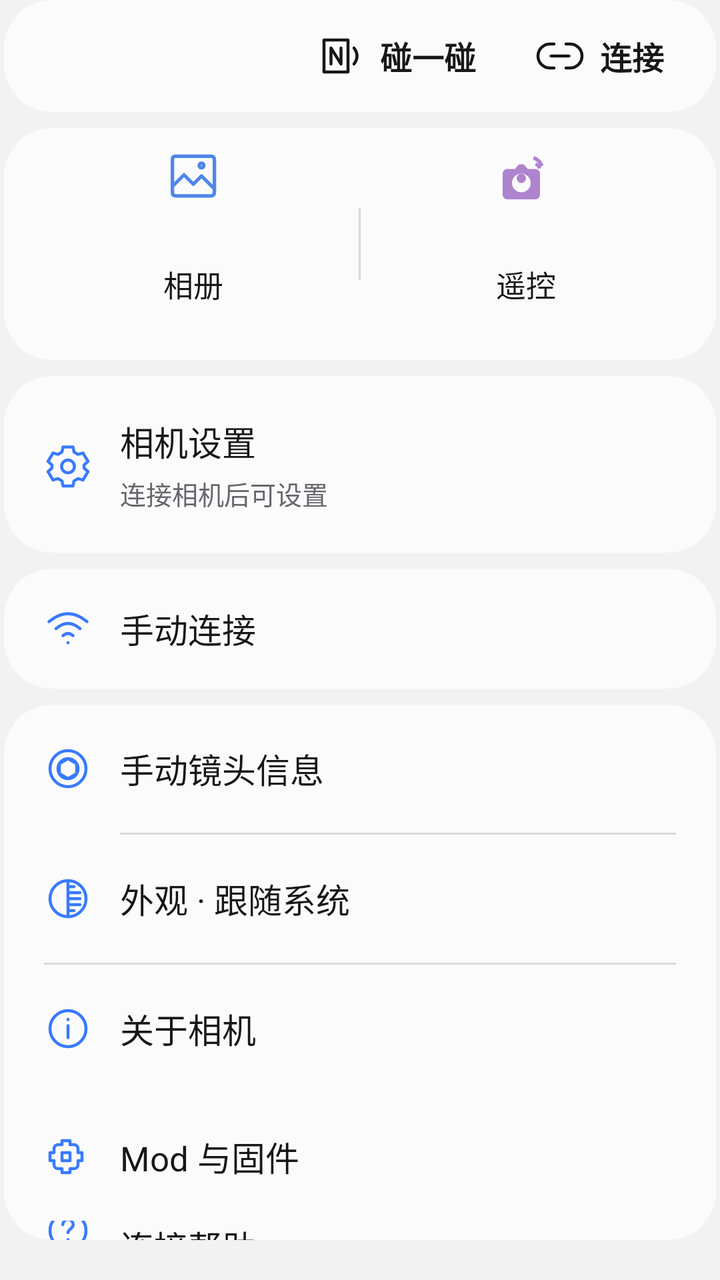
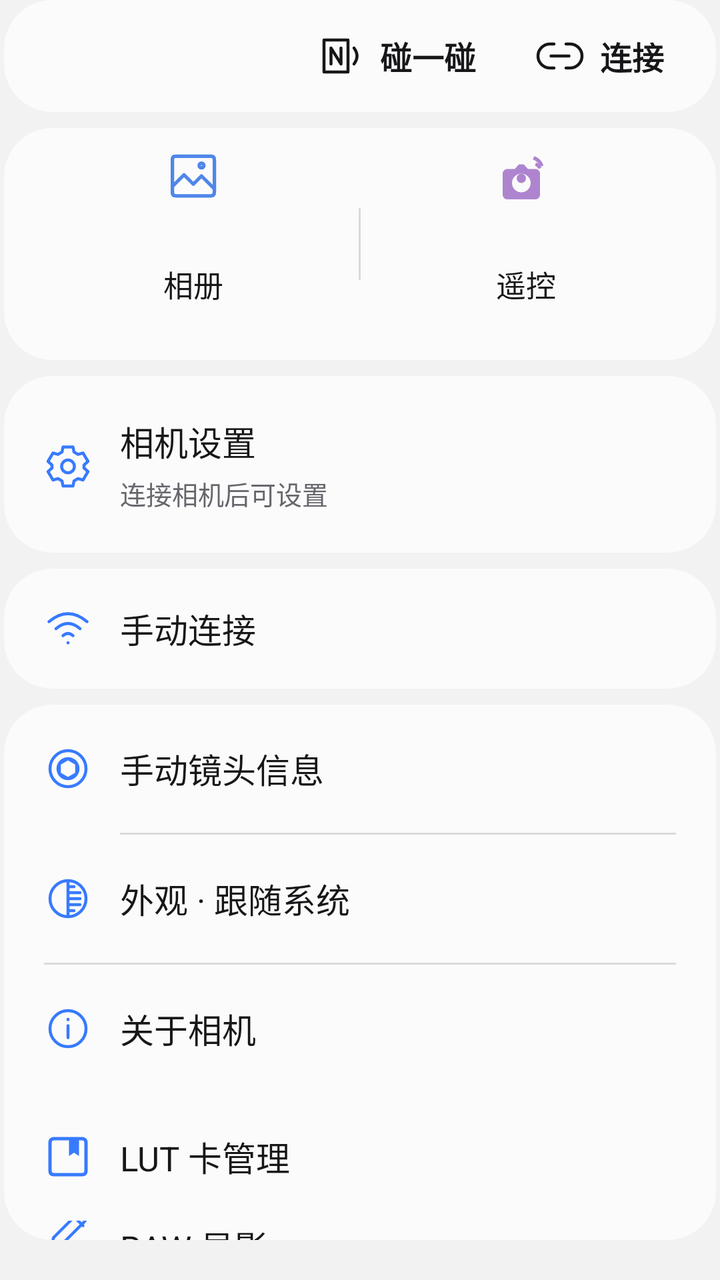

Screens rendered from an Android XML layout before and after an edit, with the pre-edit source and the edit as a unified diff.
<!-- AndroidManifest.xml: application theme Theme.NXConnect -->
<!-- res/layout/home_content.xml -->
<?xml version="1.0" encoding="utf-8"?>
<LinearLayout xmlns:android="http://schemas.android.com/apk/res/android"
    xmlns:app="http://schemas.android.com/apk/res-auto"
      android:layout_width="match_parent"
      android:layout_height="wrap_content"
      android:orientation="vertical"
      android:paddingStart="2dp"
      android:paddingEnd="2dp"
      android:paddingBottom="20dp">
      <com.google.android.material.card.MaterialCardView
        android:layout_width="match_parent"
        android:layout_height="wrap_content"
        android:layout_marginTop="0dp"
        app:cardBackgroundColor="@color/nx_surface_container"
        app:cardCornerRadius="@dimen/oneui_card_corner"
        app:cardElevation="0dp"
        app:strokeWidth="0dp"
        android:id="@+id/hubCard">
        <LinearLayout
          android:layout_width="match_parent"
          android:layout_height="wrap_content"
          android:orientation="vertical"
          android:paddingStart="20dp"
          android:paddingTop="4dp"
          android:paddingEnd="20dp"
          android:paddingBottom="4dp">
          <LinearLayout
            android:layout_width="match_parent"
            android:layout_height="wrap_content"
            android:orientation="horizontal"
            android:gravity="end">
            <com.google.android.material.button.MaterialButton
              android:id="@+id/btnNfc"
              style="@style/Widget.Material3.Button.TextButton"
              android:layout_width="wrap_content"
              android:layout_height="wrap_content"
              android:text="碰一碰"
              android:minHeight="48dp"
              android:insetTop="0dp"
              android:insetBottom="0dp"
              android:paddingStart="12dp"
              android:paddingEnd="12dp"
              android:textColor="@color/nx_on_surface"
              android:textSize="16sp"
              android:textStyle="bold"
              app:cornerRadius="20dp"
              app:icon="@drawable/ic_oneui_nfc"
              app:iconSize="24dp"
              app:iconPadding="8dp"
              app:iconTint="@color/nx_on_surface"
              app:iconGravity="textStart" />
            <com.google.android.material.button.MaterialButton
              android:layout_width="wrap_content"
              android:layout_height="wrap_content"
              android:id="@+id/btnPair"
              app:icon="@drawable/ic_oneui_connect"
              app:iconSize="24dp"
              app:iconPadding="8dp"
              app:iconTint="@color/nx_on_surface"
              app:iconGravity="textStart"
              style="@style/Widget.Material3.Button.TextButton"
              android:text="连接"
              android:minHeight="48dp"
              android:insetTop="0dp"
              android:insetBottom="0dp"
              android:paddingStart="12dp"
              android:paddingEnd="0dp"
              android:textColor="@color/nx_on_surface"
              android:textSize="16sp"
              android:gravity="center"
              app:cornerRadius="20dp"
              android:textStyle="bold" />
          </LinearLayout>
        </LinearLayout>
      </com.google.android.material.card.MaterialCardView>
      <com.google.android.material.card.MaterialCardView
        android:layout_width="match_parent"
        android:layout_height="wrap_content"
        android:layout_marginTop="8dp"
        app:cardBackgroundColor="@color/nx_surface_container"
        app:cardCornerRadius="@dimen/oneui_card_corner"
        app:cardElevation="0dp"
        app:strokeWidth="0dp"
        android:id="@+id/actionRow">
        <LinearLayout
          android:layout_width="match_parent"
          android:layout_height="wrap_content"
          android:orientation="horizontal"
          android:paddingStart="12dp"
          android:paddingEnd="12dp"
          android:paddingTop="4dp"
          android:paddingBottom="4dp">
          <com.google.android.material.button.MaterialButton
            android:layout_width="0dp"
            android:layout_height="108dp"
            android:id="@+id/btnGallery"
            style="@style/Widget.Material3.Button.TextButton"
            android:text="相册"
            android:minHeight="56dp"
            android:insetTop="0dp"
            android:insetBottom="0dp"
            android:paddingStart="20dp"
            android:paddingEnd="20dp"
            android:textColor="@color/nx_on_surface"
            android:textSize="15sp"
            android:gravity="center"
            app:cornerRadius="24dp"
            android:layout_weight="1"
            app:icon="@drawable/ic_photo_library"
            app:iconSize="28dp"
            app:iconTint="#4F86E9"
            app:iconPadding="12dp"
            app:iconGravity="top" />
          <View
            android:layout_width="1dp"
            android:layout_height="36dp"
            android:layout_gravity="center_vertical"
            android:background="@color/nx_outline_variant" />
          <com.google.android.material.button.MaterialButton
            android:layout_width="0dp"
            android:layout_height="108dp"
            android:id="@+id/btnRemote"
            style="@style/Widget.Material3.Button.TextButton"
            android:text="遥控"
            android:minHeight="56dp"
            android:insetTop="0dp"
            android:insetBottom="0dp"
            android:paddingStart="20dp"
            android:paddingEnd="20dp"
            android:textColor="@color/nx_on_surface"
            android:textSize="15sp"
            android:gravity="center"
            app:cornerRadius="24dp"
            android:layout_weight="1"
            app:icon="@drawable/ic_remote"
            app:iconSize="28dp"
            app:iconTint="#AE84CF"
            app:iconPadding="12dp"
            app:iconGravity="top" />
        </LinearLayout>
      </com.google.android.material.card.MaterialCardView>
      <com.google.android.material.card.MaterialCardView
        android:layout_width="match_parent"
        android:layout_height="wrap_content"
        android:layout_marginTop="8dp"
        app:cardBackgroundColor="@color/nx_surface_container"
        app:cardCornerRadius="@dimen/oneui_card_corner"
        app:cardElevation="0dp"
        app:strokeWidth="0dp"
        android:id="@+id/cameraSettingsGroup">
        <LinearLayout
          android:id="@+id/btnCameraSettings"
          android:layout_width="match_parent"
          android:layout_height="wrap_content"
          android:minHeight="80dp"
          android:orientation="horizontal"
          android:gravity="center_vertical"
          android:padding="20dp"
          android:clickable="true"
          android:focusable="true"
          android:foreground="?attr/selectableItemBackground">
          <ImageView
            android:layout_width="24dp"
            android:layout_height="24dp"
            android:src="@drawable/ic_oneui_settings"
            android:importantForAccessibility="no"
            app:tint="@color/nx_primary" />
          <LinearLayout
            android:layout_width="0dp"
            android:layout_height="wrap_content"
            android:layout_weight="1"
            android:layout_marginStart="14dp"
            android:orientation="vertical">
            <TextView
              android:layout_width="match_parent"
              android:layout_height="wrap_content"
              android:text="相机设置"
              android:textColor="@color/nx_on_surface"
              android:textSize="17sp" />
            <TextView
              android:id="@+id/cameraSettingsSummary"
              android:layout_width="match_parent"
              android:layout_height="wrap_content"
              android:layout_marginTop="4dp"
              android:text="连接相机后可设置"
              android:textColor="@color/nx_on_surface_variant"
              android:textSize="13sp" />
          </LinearLayout>
        </LinearLayout>
      </com.google.android.material.card.MaterialCardView>
      <com.google.android.material.card.MaterialCardView
        android:layout_width="match_parent"
        android:layout_height="wrap_content"
        android:layout_marginTop="8dp"
        app:cardBackgroundColor="@color/nx_surface_container"
        app:cardCornerRadius="@dimen/oneui_card_corner"
        app:cardElevation="0dp"
        app:strokeWidth="0dp"
        android:id="@+id/manualGroup">
        <LinearLayout
          android:layout_width="match_parent"
          android:layout_height="wrap_content"
          android:orientation="vertical">
          <com.google.android.material.button.MaterialButton
            android:layout_width="match_parent"
            android:layout_height="wrap_content"
            android:id="@+id/btnManual"
            style="@style/Widget.Material3.Button.TextButton"
            android:text="手动连接"
            android:minHeight="60dp"
            android:insetTop="0dp"
            android:insetBottom="0dp"
            android:paddingStart="20dp"
            android:paddingEnd="20dp"
            android:textColor="@color/nx_on_surface"
            android:textSize="17sp"
            android:gravity="start|center_vertical"
            app:cornerRadius="0dp"
            app:icon="@drawable/ic_wifi"
            app:iconSize="24dp"
            app:iconTint="@color/nx_primary"
            app:iconPadding="14dp"
            app:iconGravity="start" />
        </LinearLayout>
      </com.google.android.material.card.MaterialCardView>
      <com.google.android.material.card.MaterialCardView
        android:layout_width="match_parent"
        android:layout_height="wrap_content"
        android:layout_marginTop="8dp"
        app:cardBackgroundColor="@color/nx_surface_container"
        app:cardCornerRadius="@dimen/oneui_card_corner"
        app:cardElevation="0dp"
        app:strokeWidth="0dp">
        <LinearLayout
          android:layout_width="match_parent"
          android:layout_height="wrap_content"
          android:orientation="vertical">
          <com.google.android.material.button.MaterialButton
            android:layout_width="match_parent"
            android:layout_height="wrap_content"
            android:id="@+id/btnLensMetadata"
            style="@style/Widget.Material3.Button.TextButton"
            android:text="手动镜头信息"
            android:minHeight="64dp"
            android:insetTop="0dp"
            android:insetBottom="0dp"
            android:paddingStart="20dp"
            android:paddingEnd="20dp"
            android:textColor="@color/nx_on_surface"
            android:textSize="17sp"
            android:gravity="start|center_vertical"
            app:cornerRadius="0dp"
            app:icon="@drawable/ic_lens"
            app:iconSize="24dp"
            app:iconTint="@color/nx_primary"
            app:iconPadding="14dp"
            app:iconGravity="start" />
          <View
            android:layout_width="match_parent"
            android:layout_height="1dp"
            android:layout_marginStart="58dp"
            android:layout_marginEnd="20dp"
            android:background="@color/nx_outline_variant" />
          <com.google.android.material.button.MaterialButton
            android:layout_width="match_parent"
            android:layout_height="wrap_content"
            android:id="@+id/btnAppearance"
            app:icon="@drawable/ic_oneui_appearance"
            app:iconSize="24dp"
            app:iconPadding="14dp"
            app:iconTint="@color/nx_primary"
            app:iconGravity="start"
            style="@style/Widget.Material3.Button.TextButton"
            android:text="外观 · 跟随系统"
            android:minHeight="64dp"
            android:insetTop="0dp"
            android:insetBottom="0dp"
            android:paddingStart="20dp"
            android:paddingEnd="20dp"
            android:textColor="@color/nx_on_surface"
            android:textSize="17sp"
            android:gravity="start|center_vertical"
            app:cornerRadius="0dp" />
          <View
            android:layout_width="match_parent"
            android:layout_height="1dp"
            android:layout_marginStart="20dp"
            android:layout_marginEnd="20dp"
            android:background="@color/nx_outline_variant" />
          <TextView
            android:layout_width="match_parent"
            android:layout_height="wrap_content"
            android:text="关于相机"
            android:textColor="@color/nx_on_surface"
            android:textSize="17sp"
            android:fontFamily="sans-serif"
            android:id="@+id/btnAbout"
            app:drawableStartCompat="@drawable/ic_gallery_info"
            android:drawablePadding="14dp"
            app:drawableTint="@color/nx_primary"
            android:minHeight="64dp"
            android:gravity="center_vertical"
            android:background="?attr/selectableItemBackground"
            android:paddingStart="20dp"
            android:paddingEnd="20dp"
            android:focusable="true"
            android:clickable="true" />
          <TextView
            android:layout_width="match_parent"
            android:layout_height="wrap_content"
            android:text="Mod 与固件"
            android:textColor="@color/nx_on_surface"
            android:textSize="17sp"
            android:fontFamily="sans-serif"
            android:id="@+id/btnModManager"
            app:drawableStartCompat="@drawable/ic_oneui_mod"
            android:drawablePadding="14dp"
            app:drawableTint="@color/nx_primary"
            android:minHeight="64dp"
            android:gravity="center_vertical"
            android:background="?attr/selectableItemBackground"
            android:paddingStart="20dp"
            android:paddingEnd="20dp"
            android:focusable="true"
            android:clickable="true" />
          <TextView
            android:layout_width="match_parent"
            android:layout_height="wrap_content"
            android:text="连接帮助"
            android:textColor="@color/nx_on_surface"
            android:textSize="17sp"
            android:fontFamily="sans-serif"
            android:id="@+id/btnConnectionHelp"
            app:drawableStartCompat="@drawable/ic_oneui_help"
            android:drawablePadding="14dp"
            app:drawableTint="@color/nx_primary"
            android:minHeight="64dp"
            android:gravity="center_vertical"
            android:background="?attr/selectableItemBackground"
            android:paddingStart="20dp"
            android:paddingEnd="20dp"
            android:focusable="true"
            android:clickable="true" />
        </LinearLayout>
      </com.google.android.material.card.MaterialCardView>
    </LinearLayout>
<!-- resources referenced by this layout -->
<resources>
  <style name="Theme.NXConnect" parent="Theme.Material3.DayNight.NoActionBar">
          <item name="colorPrimary">@color/nx_primary</item>
          <item name="colorControlActivated">@color/nx_primary</item>
          <item name="android:colorControlActivated">@color/nx_primary</item>
          <item name="colorOnPrimary">@color/nx_on_primary</item>
          <item name="colorPrimaryContainer">@color/nx_primary_container</item>
          <item name="colorOnPrimaryContainer">@color/nx_on_primary_container</item>
          <item name="colorSecondary">@color/nx_secondary</item>
          <item name="colorOnSecondary">@color/nx_on_secondary</item>
          <item name="colorSecondaryContainer">@color/nx_secondary_container</item>
          <item name="colorOnSecondaryContainer">@color/nx_on_secondary_container</item>
          <item name="colorTertiary">@color/nx_tertiary</item>
          <item name="colorOnTertiary">@color/nx_on_tertiary</item>
          <item name="colorError">@color/nx_error</item>
          <item name="colorOnError">@color/nx_on_error</item>
          <item name="colorErrorContainer">@color/nx_error_container</item>
          <item name="colorOnErrorContainer">@color/nx_on_error_container</item>
  
          <item name="android:colorBackground">@color/nx_background</item>
          <item name="colorOnBackground">@color/nx_on_background</item>
          <item name="colorSurface">@color/nx_surface</item>
          <item name="colorOnSurface">@color/nx_on_surface</item>
          <item name="colorSurfaceVariant">@color/nx_surface_variant</item>
          <item name="colorOnSurfaceVariant">@color/nx_on_surface_variant</item>
          <item name="colorSurfaceContainer">@color/nx_surface_container</item>
          <item name="colorSurfaceContainerHigh">@color/nx_surface_container_high</item>
          <item name="colorSurfaceContainerHighest">@color/nx_surface_container_highest</item>
          <item name="colorOutline">@color/nx_outline</item>
          <item name="colorOutlineVariant">@color/nx_outline_variant</item>
  
          
          <item name="android:statusBarColor">@android:color/transparent</item>
          <item name="android:navigationBarColor">@android:color/transparent</item>
          <item name="android:windowLightStatusBar">false</item>
          <item name="android:windowLightNavigationBar">false</item>
          <item name="android:windowBackground">@color/nx_background</item>
          <item name="materialCardViewStyle">@style/NxCard</item>
          <item name="materialButtonStyle">@style/NxButton</item>
          <item name="toolbarStyle">@style/NxToolbar</item>
          <item name="materialAlertDialogTheme">@style/NxDialog</item>
          <item name="alertDialogTheme">@style/NxDialog</item>
          <item name="bottomSheetDialogTheme">@style/NxBottomSheetDialog</item>
          <item name="fontFamily">sans-serif</item>
      </style>
  <!-- unchanged entries left out for length: 52 -->
</resources>

<!-- the commit's change to res/layout/home_content.xml (unified diff, before → after) -->
@@ -308,6 +308,42 @@
           <TextView
             android:layout_width="match_parent"
             android:layout_height="wrap_content"
+            android:text="LUT 卡管理"
+            android:textColor="@color/nx_on_surface"
+            android:textSize="17sp"
+            android:fontFamily="sans-serif"
+            android:id="@+id/btnLutLibrary"
+            app:drawableStartCompat="@drawable/ic_oneui_gallery_tab_favorite"
+            android:drawablePadding="14dp"
+            app:drawableTint="@color/nx_primary"
+            android:minHeight="64dp"
+            android:gravity="center_vertical"
+            android:background="?attr/selectableItemBackground"
+            android:paddingStart="20dp"
+            android:paddingEnd="20dp"
+            android:focusable="true"
+            android:clickable="true" />
+          <TextView
+            android:layout_width="match_parent"
+            android:layout_height="wrap_content"
+            android:text="RAW 显影"
+            android:textColor="@color/nx_on_surface"
+            android:textSize="17sp"
+            android:fontFamily="sans-serif"
+            android:id="@+id/btnRawDevelop"
+            app:drawableStartCompat="@drawable/ic_gallery_edit"
+            android:drawablePadding="14dp"
+            app:drawableTint="@color/nx_primary"
+            android:minHeight="64dp"
+            android:gravity="center_vertical"
+            android:background="?attr/selectableItemBackground"
+            android:paddingStart="20dp"
+            android:paddingEnd="20dp"
+            android:focusable="true"
+            android:clickable="true" />
+          <TextView
+            android:layout_width="match_parent"
+            android:layout_height="wrap_content"
             android:text="Mod 与固件"
             android:textColor="@color/nx_on_surface"
             android:textSize="17sp"
<!-- resource entries referenced after the edit -->
@@ -1,5 +1,22 @@
 <!-- resources referenced by this layout -->
 <resources>
+  <!-- drawable ic_gallery_edit (drawable) -->
+  <vector xmlns:android="http://schemas.android.com/apk/res/android" android:width="24dp" android:height="24dp" android:viewportWidth="24" android:viewportHeight="24"><path android:pathData="M14.5,4.5 L19.5,9.5 M3.75,20.25 L8.5,19.25 L20,7.75 C21.2,6.55 21.2,5.35 20,4.15 L19.85,4 C18.65,2.8 17.45,2.8 16.25,4 L4.75,15.5 Z" android:strokeColor="@color/nx_on_surface" android:strokeWidth="1.5" android:strokeLineCap="round" android:strokeLineJoin="round" android:fillColor="@android:color/transparent"/></vector>
+  <!-- drawable ic_oneui_gallery_tab_favorite (drawable) -->
+  <?xml version="1.0" encoding="utf-8"?>
+  <selector xmlns:android="http://schemas.android.com/apk/res/android">
+      <item android:state_selected="true">
+          <vector android:width="24dp" android:height="24dp" android:viewportWidth="24" android:viewportHeight="24">
+              <path android:fillColor="@color/nx_on_surface" android:fillType="evenOdd" android:pathData="M5,3H19Q21,3 21,5V19Q21,21 19,21H5Q3,21 3,19V5Q3,3 5,3ZM12.5,4.5H17.5V12L15,10.2L12.5,12Z" />
+          </vector>
+      </item>
+      <item>
+          <vector android:width="24dp" android:height="24dp" android:viewportWidth="24" android:viewportHeight="24">
+              <path android:fillColor="@android:color/transparent" android:strokeColor="@color/nx_on_surface" android:strokeWidth="1.7" android:strokeLineJoin="round" android:pathData="M5,3H19Q21,3 21,5V19Q21,21 19,21H5Q3,21 3,19V5Q3,3 5,3Z" />
+              <path android:fillColor="@color/nx_on_surface" android:pathData="M12.5,3H17.5V11.7L15,10L12.5,11.7Z" />
+          </vector>
+      </item>
+  </selector>
   <style name="Theme.NXConnect" parent="Theme.Material3.DayNight.NoActionBar">
           <item name="colorPrimary">@color/nx_primary</item>
           <item name="colorControlActivated">@color/nx_primary</item>
@@ -34,7 +51,7 @@
           <item name="android:statusBarColor">@android:color/transparent</item>
           <item name="android:navigationBarColor">@android:color/transparent</item>
           <item name="android:windowLightStatusBar">false</item>
-          <item name="android:windowLightNavigationBar">false</item>
+          <item name="android:windowLightNavigationBar" tools:targetApi="27">false</item>
           <item name="android:windowBackground">@color/nx_background</item>
           <item name="materialCardViewStyle">@style/NxCard</item>
           <item name="materialButtonStyle">@style/NxButton</item>
